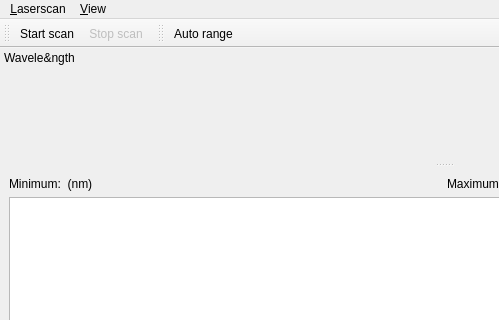
Before: the Qt Designer form gui/wavemeterlogger/ui_scanwindow.ui in Ulm-IQO/qudi, drawn with Qt 5; both pictures show x 0 to 499 and y 0 to 320 of the 888 by 780 pixel window.
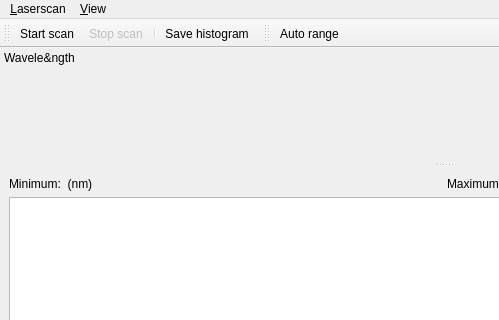
After: the same form once the commit is applied. Icons and pictures are not drawn. Custom widgets are drawn as their Qt base class.

Diff of the .ui file:
```diff
--- a/gui/wavemeterlogger/ui_scanwindow.ui
+++ b/gui/wavemeterlogger/ui_scanwindow.ui
@@ -85,6 +85,8 @@
    </attribute>
    <addaction name="actionStart_scan"/>
    <addaction name="actionStop_resume_scan"/>
+   <addaction name="separator"/>
+   <addaction name="actionSave_histogram"/>
   </widget>
   <widget class="QDockWidget" name="scanParametersDockWidget">
    <property name="windowTitle">
```
Left out of the diff: 2 changed lines with no effect on the pictures.
